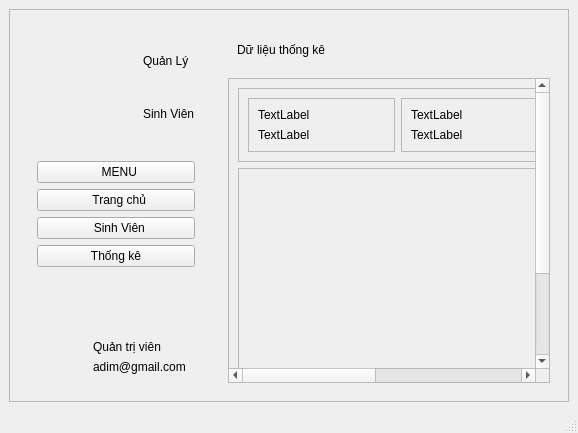
The window that Student_management.ui (akazajok/Quan-li-sinh-vien) describes before a commit, drawn with Qt 5.
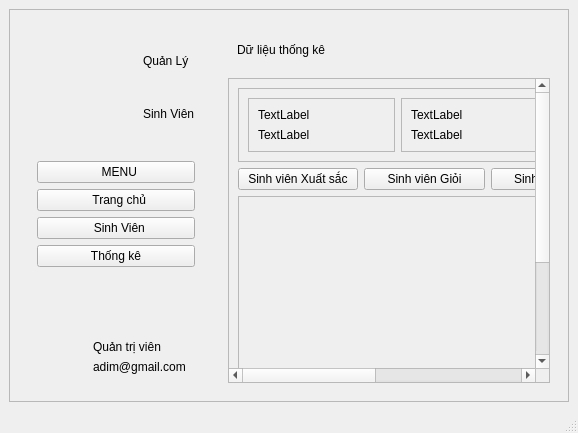
The same window after the commit. The open tabs and pages were chosen to show the change. Icons and pictures are not drawn.

Commit message: Thêm excel

Diff of the .ui file:
```diff
--- a/Student_management.ui
+++ b/Student_management.ui
@@ -25,7 +25,7 @@
         <rect>
          <x>0</x>
          <y>0</y>
-         <width>545</width>
+         <width>575</width>
          <height>422</height>
         </rect>
        </property>
@@ -541,7 +541,7 @@
                  <x>0</x>
                  <y>0</y>
                  <width>644</width>
-                 <height>418</height>
+                 <height>449</height>
                 </rect>
                </property>
                <layout class="QVBoxLayout" name="verticalLayout_16">
@@ -667,6 +667,45 @@
                   </layout>
                  </widget>
                 </item>
+                <item>
+                 <layout class="QHBoxLayout" name="horizontalLayout_9">
+                  <item>
+                   <widget class="QPushButton" name="btn_excel_SinhVienXuatSac">
+                    <property name="text">
+                     <string>Sinh viên Xuất sắc</string>
+                    </property>
+                   </widget>
+                  </item>
+                  <item>
+                   <widget class="QPushButton" name="btn_excel_SinhVienGioi">
+                    <property name="text">
+                     <string>Sinh viên Giỏi</string>
+                    </property>
+                   </widget>
+                  </item>
+                  <item>
+                   <widget class="QPushButton" name="btn_excel_SinhVienKha">
+                    <property name="text">
+                     <string>Sinh viên Khá</string>
+                    </property>
+                   </widget>
+                  </item>
+                  <item>
+                   <widget class="QPushButton" name="btn_excel_SinhVienTrungBinh">
+                    <property name="text">
+                     <string>Sinh viên Trung Bình</string>
+                    </property>
+                   </widget>
+                  </item>
+                  <item>
+                   <widget class="QPushButton" name="btn_excel_SinhVienKem">
+                    <property name="text">
+                     <string>Sinh viên Kém</string>
+                    </property>
+                   </widget>
+                  </item>
+                 </layout>
+                </item>
                 <item>
                  <widget class="QFrame" name="frame_charts">
                   <property name="frameShape">
```
Left out of the diff: 19 changed lines with no effect on the pictures. The commit also changes 4 other files.
